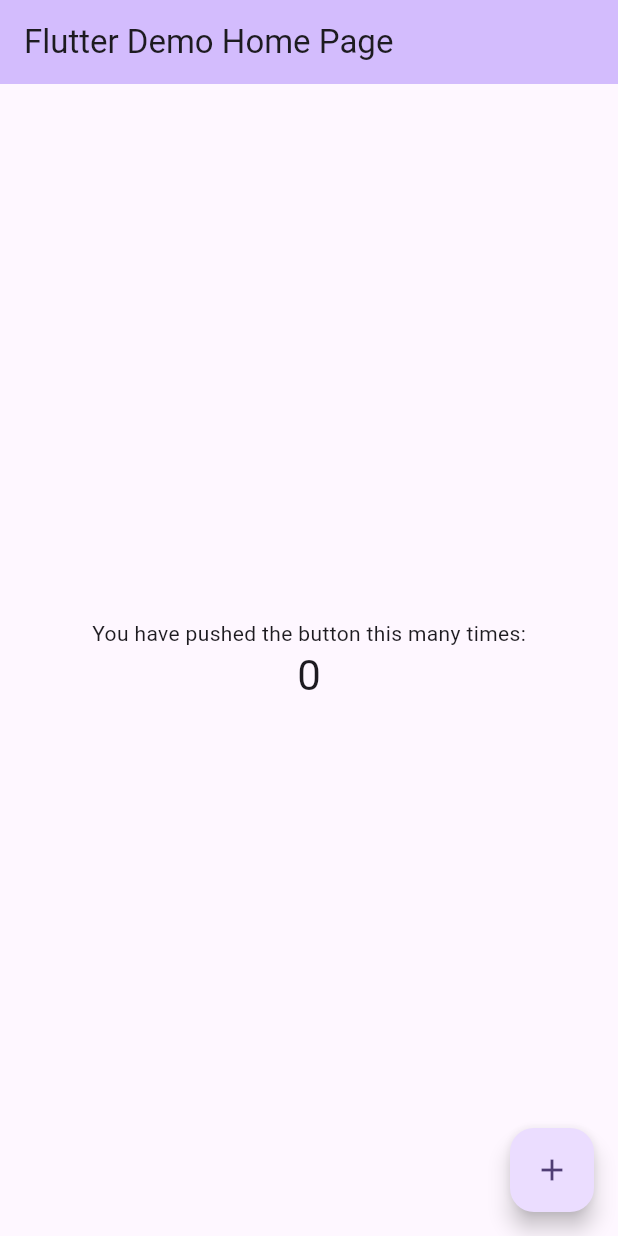
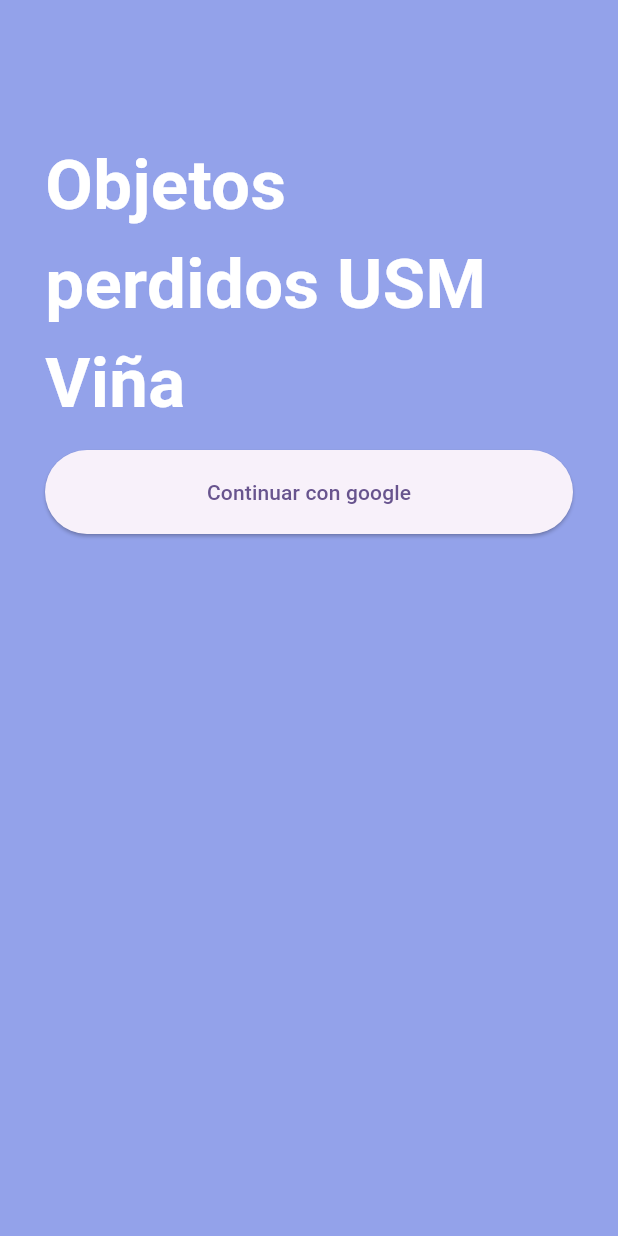
Before and after one commit to KiddNaru/proyecto_DAM_Benjamin_Ruiz_Ev3, a Flutter app: the screen it shows after launch, on a phone screen of 412 x 824 dp. Run offline on Flutter 3.47's test engine with Material 3 defaults, Android fonts, the phone set to English and light mode, and no system bars; our stand-ins replace firebase_auth, firebase_core, google_sign_in; accounts and stored records are empty.

Commit message:
Commit Auth, Login Page y Semi Integracion de Google Login

```diff
--- a/lib/main.dart
+++ b/lib/main.dart
@@ -1,7 +1,17 @@
 import 'package:flutter/material.dart';
+import 'package:firebase_core/firebase_core.dart';
+import 'package:flutter_application_1/pages/auth_wrapper.dart';
+import 'package:google_sign_in/google_sign_in.dart';
 
-void main() {
+void main() async {
+
+  WidgetsFlutterBinding.ensureInitialized();
+
+  await Firebase.initializeApp();
+  await GoogleSignIn.instance.initialize();
+
   runApp(const MyApp());
+
 }
 
 class MyApp extends StatelessWidget {
@@ -11,112 +21,12 @@ class MyApp extends StatelessWidget {
   @override
   Widget build(BuildContext context) {
     return MaterialApp(
+      debugShowCheckedModeBanner: false,
       title: 'Flutter Demo',
       theme: ThemeData(
-        // This is the theme of your application.
-        //
-        // TRY THIS: Try running your application with "flutter run". You'll see
-        // the application has a purple toolbar. Then, without quitting the app,
-        // try changing the seedColor in the colorScheme below to Colors.green
-        // and then invoke "hot reload" (save your changes or press the "hot
-        // reload" button in a Flutter-supported IDE, or press "r" if you used
-        // the command line to start the app).
-        //
-        // Notice that the counter didn't reset back to zero; the application
-        // state is not lost during the reload. To reset the state, use hot
-        // restart instead.
-        //
-        // This works for code too, not just values: Most code changes can be
-        // tested with just a hot reload.
         colorScheme: .fromSeed(seedColor: Colors.deepPurple),
       ),
-      home: const MyHomePage(title: 'Flutter Demo Home Page'),
+      home: const AuthWrapper(),
     );
   }
 }
-
-class MyHomePage extends StatefulWidget {
-  const MyHomePage({super.key, required this.title});
-
-  // This widget is the home page of your application. It is stateful, meaning
-  // that it has a State object (defined below) that contains fields that affect
-  // how it looks.
-
-  // This class is the configuration for the state. It holds the values (in this
-  // case the title) provided by the parent (in this case the App widget) and
-  // used by the build method of the State. Fields in a Widget subclass are
-  // always marked "final".
-
-  final String title;
-
-  @override
-  State<MyHomePage> createState() => _MyHomePageState();
-}
-
-class _MyHomePageState extends State<MyHomePage> {
-  int _counter = 0;
-
-  void _incrementCounter() {
-    setState(() {
-      // This call to setState tells the Flutter framework that something has
-      // changed in this State, which causes it to rerun the build method below
-      // so that the display can reflect the updated values. If we changed
-      // _counter without calling setState(), then the build method would not be
-      // called again, and so nothing would appear to happen.
-      _counter++;
-    });
-  }
-
-  @override
-  Widget build(BuildContext context) {
-    // This method is rerun every time setState is called, for instance as done
-    // by the _incrementCounter method above.
-    //
-    // The Flutter framework has been optimized to make rerunning build methods
-    // fast, so that you can just rebuild anything that needs updating rather
-    // than having to individually change instances of widgets.
-    return Scaffold(
-      appBar: AppBar(
-        // TRY THIS: Try changing the color here to a specific color (to
-        // Colors.amber, perhaps?) and trigger a hot reload to see the AppBar
-        // change color while the other colors stay the same.
-        backgroundColor: Theme.of(context).colorScheme.inversePrimary,
-        // Here we take the value from the MyHomePage object that was created by
-        // the App.build method, and use it to set our appbar title.
-        title: Text(widget.title),
-      ),
-      body: Center(
-        // Center is a layout widget. It takes a single child and positions it
-        // in the middle of the parent.
-        child: Column(
-          // Column is also a layout widget. It takes a list of children and
-          // arranges them vertically. By default, it sizes itself to fit its
-          // children horizontally, and tries to be as tall as its parent.
-          //
-          // Column has various properties to control how it sizes itself and
-          // how it positions its children. Here we use mainAxisAlignment to
-          // center the children vertically; the main axis here is the vertical
-          // axis because Columns are vertical (the cross axis would be
-          // horizontal).
-          //
-          // TRY THIS: Invoke "debug painting" (choose the "Toggle Debug Paint"
-          // action in the IDE, or press "p" in the console), to see the
-          // wireframe for each widget.
-          mainAxisAlignment: .center,
-          children: [
-            const Text('You have pushed the button this many times:'),
-            Text(
-              '$_counter',
-              style: Theme.of(context).textTheme.headlineMedium,
-            ),
-          ],
-        ),
-      ),
-      floatingActionButton: FloatingActionButton(
-        onPressed: _incrementCounter,
-        tooltip: 'Increment',
-        child: const Icon(Icons.add),
-      ),
-    );
-  }
-}
--- /dev/null
+++ b/lib/pages/auth_wrapper.dart
@@ -0,0 +1,32 @@
+import 'package:flutter/material.dart';
+import 'package:firebase_auth/firebase_auth.dart';
+import 'package:flutter_application_1/pages/login_page.dart';
+
+class AuthWrapper extends StatelessWidget {
+  const AuthWrapper({super.key});
+
+  @override
+  Widget build(BuildContext context) {
+    return StreamBuilder<User?>(
+      stream: FirebaseAuth.instance.authStateChanges(),
+      builder: (context, snapshot){
+
+        if (snapshot.connectionState == ConnectionState.waiting){
+          return const Center (
+            child: CircularProgressIndicator(),
+          );
+        }
+
+        if (snapshot.hasData){
+          return const Scaffold(
+            body: Center(
+              child: Text('Sesion Iniciada')
+            ),
+          );
+        }
+
+        return LoginPage();
+
+      });
+  }
+}
--- /dev/null
+++ b/lib/pages/login_page.dart
@@ -0,0 +1,56 @@
+import 'package:flutter/material.dart';
+import 'package:firebase_auth/firebase_auth.dart';
+import 'package:google_sign_in/google_sign_in.dart';
+
+
+class LoginPage extends StatelessWidget {
+  const LoginPage({super.key});
+
+  @override
+  Widget build(BuildContext context) {
+    return Scaffold(
+      backgroundColor: Color.fromARGB(255, 147, 162, 234),
+
+      body: Container(
+        width: double.infinity,
+        padding: EdgeInsets.fromLTRB(30, 65, 30, 65),
+
+        child: Column(
+
+          crossAxisAlignment: CrossAxisAlignment.start,
+          children: [
+
+            SizedBox(height: 25),
+
+            Text('Objetos perdidos USM Viña', style: TextStyle(color: Colors.white, fontSize: 46, fontWeight: FontWeight.bold)),
+
+            SizedBox(height: 12),
+
+
+            SizedBox(
+              width: double.infinity,
+              child: ElevatedButton(
+                onPressed: () async {
+                  try {
+
+                    GoogleSignInAccount googleUser = await GoogleSignIn.instance.authenticate();
+
+                  } catch (e){
+
+                  }
+                },
+                style: ElevatedButton.styleFrom(
+                  disabledBackgroundColor: Color.fromARGB(255, 194, 216, 249),
+                  disabledForegroundColor: Color.fromARGB(255, 0, 0, 0),
+                  padding: EdgeInsets.all(18)
+                ),
+                child: Text('Continuar con google')
+                ),
+            )
+          ],
+
+        ),
+      ),
+    );
+  }
+}
--- a/pubspec.yaml
+++ b/pubspec.yaml
@@ -34,6 +34,10 @@ dependencies:
   # The following adds the Cupertino Icons font to your application.
   # Use with the CupertinoIcons class for iOS style icons.
   cupertino_icons: ^1.0.8
+  firebase_core: ^5.2.0
+  firebase_auth: ^7.1.0
+  cloud_firestore: ^7.2.0
+  google_sign_in: ^7.2.0
 
 dev_dependencies:
   flutter_test:
```
Also changed, not shown: pubspec.lock, 6 other files.
